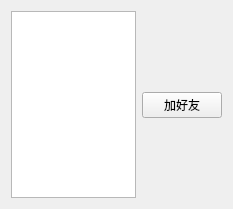
First picture: the form in TcpClient/online.ui, repository CvEngin/cloud, before the edit.
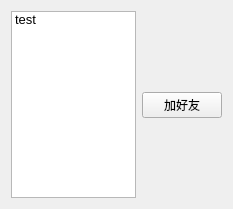
Second picture: the form after the edit.

Diff of the .ui file:
```diff
--- a/TcpClient/online.ui
+++ b/TcpClient/online.ui
@@ -23,6 +23,11 @@
          <pointsize>10</pointsize>
         </font>
        </property>
+       <item>
+        <property name="text">
+         <string>test</string>
+        </property>
+       </item>
       </widget>
      </item>
      <item>
```
